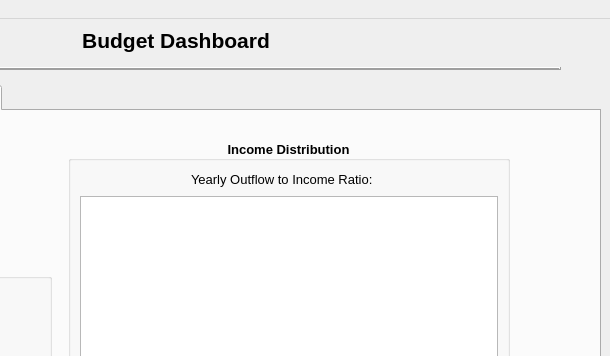
Above: CashFlowManager/mainwindow.ui from epw7856/CashFlowManager before the change; both pictures show x 258 to 868 and y 0 to 356 of the 868 by 610 pixel window. Below: the same form after it.
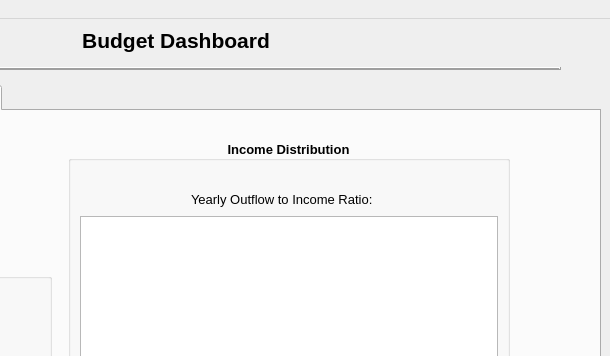
That is the form after the change. The open tabs and pages were chosen to show the change. Custom widgets are drawn as their Qt base class.

```diff
--- a/CashFlowManager/mainwindow.ui
+++ b/CashFlowManager/mainwindow.ui
@@ -1166,6 +1166,19 @@
                <set>Qt::AlignCenter</set>
               </property>
               <layout class="QVBoxLayout" name="verticalLayout_6">
+               <item>
+                <spacer name="horizontalSpacer_7">
+                 <property name="orientation">
+                  <enum>Qt::Horizontal</enum>
+                 </property>
+                 <property name="sizeHint" stdset="0">
+                  <size>
+                   <width>40</width>
+                   <height>20</height>
+                  </size>
+                 </property>
+                </spacer>
+               </item>
                <item>
                 <layout class="QHBoxLayout" name="horizontalLayout">
                  <item>
```
